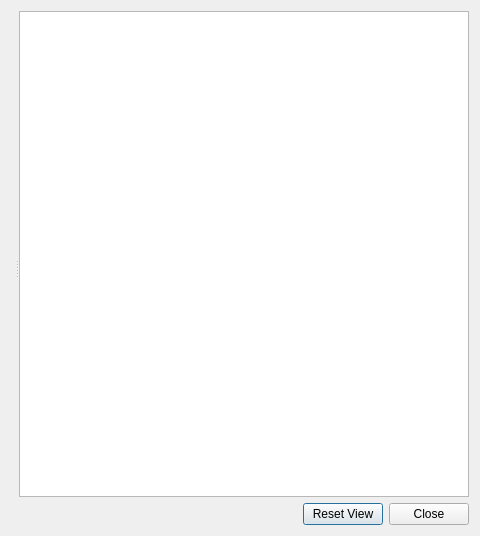
This is src/libkstapp/viewvectordialog.ui in Kst-plot/kst as Qt 5 draws it before an edit. The edited form follows.
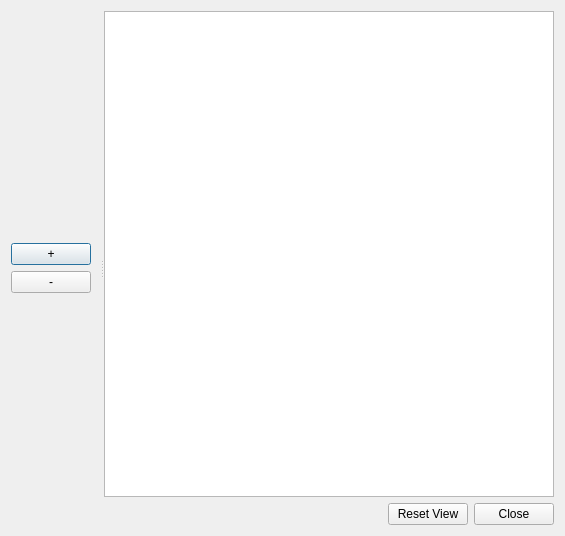
This is the edited form.

Commit message: Further improvements to the multiple vector view: - Add clearly visible buttons to show/hide vector list - Handle resizing better - Make it possible to change the display format of each vector from the context menu

What changed in the file:
```diff
--- a/src/libkstapp/viewvectordialog.ui
+++ b/src/libkstapp/viewvectordialog.ui
@@ -19,20 +19,89 @@
   <property name="windowTitle">
    <string>View Vector Values</string>
   </property>
-  <layout class="QVBoxLayout" name="verticalLayout_2">
+  <layout class="QHBoxLayout" name="horizontalLayout_3">
+   <item>
+    <layout class="QVBoxLayout" name="_showHideLayout">
+     <item>
+      <spacer name="verticalSpacer">
+       <property name="orientation">
+        <enum>Qt::Vertical</enum>
+       </property>
+       <property name="sizeHint" stdset="0">
+        <size>
+         <width>20</width>
+         <height>40</height>
+        </size>
+       </property>
+      </spacer>
+     </item>
+     <item>
+      <widget class="QPushButton" name="_showVectorList">
+       <property name="enabled">
+        <bool>true</bool>
+       </property>
+       <property name="sizePolicy">
+        <sizepolicy hsizetype="Fixed" vsizetype="Fixed">
+         <horstretch>0</horstretch>
+         <verstretch>0</verstretch>
+        </sizepolicy>
+       </property>
+       <property name="toolTip">
+        <string>Show vector list</string>
+       </property>
+       <property name="text">
+        <string notr="true">+</string>
+       </property>
+      </widget>
+     </item>
+     <item>
+      <widget class="QPushButton" name="_hideVectorList">
+       <property name="sizePolicy">
+        <sizepolicy hsizetype="Fixed" vsizetype="Fixed">
+         <horstretch>0</horstretch>
+         <verstretch>0</verstretch>
+        </sizepolicy>
+       </property>
+       <property name="toolTip">
+        <string>Hide vector list</string>
+       </property>
+       <property name="text">
+        <string notr="true">-</string>
+       </property>
+      </widget>
+     </item>
+     <item>
+      <spacer name="verticalSpacer_2">
+       <property name="orientation">
+        <enum>Qt::Vertical</enum>
+       </property>
+       <property name="sizeHint" stdset="0">
+        <size>
+         <width>20</width>
+         <height>40</height>
+        </size>
+       </property>
+      </spacer>
+     </item>
+    </layout>
+   </item>
    <item>
     <widget class="QSplitter" name="_splitter">
      <property name="orientation">
       <enum>Qt::Horizontal</enum>
      </property>
-     <widget class="QWidget" name="gridLayoutWidget">
-      <layout class="QGridLayout" name="_listLayout">
-       <property name="sizeConstraint">
-        <enum>QLayout::SetMinimumSize</enum>
-       </property>
-       <property name="rightMargin">
-        <number>4</number>
-       </property>
+     <widget class="QWidget" name="">
+      <layout class="QHBoxLayout" name="horizontalLayout">
+       <item>
+        <layout class="QVBoxLayout" name="_vectorListLayout"/>
+       </item>
+       <item>
+        <layout class="QVBoxLayout" name="_addRemoveLayout">
+         <property name="rightMargin">
+          <number>3</number>
+         </property>
+        </layout>
+       </item>
       </layout>
      </widget>
      <widget class="QWidget" name="layoutWidget">
```
Left out of the diff: 3 changed lines with no effect on the pictures. The commit also changes 4 other files.
